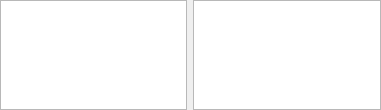
Old version of the form addons/search/results.ui in the repository KDE/kate.
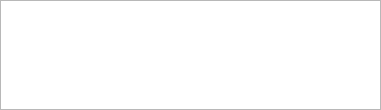
New version of the form.

Commit message:
Remove the TreeWidget
Still some FIXMEs to fix

```diff
--- a/addons/search/results.ui
+++ b/addons/search/results.ui
@@ -23,27 +23,6 @@
    <property name="bottomMargin">
     <number>0</number>
    </property>
-   <item>
-    <widget class="QTreeWidget" name="tree">
-     <property name="uniformRowHeights">
-      <bool>true</bool>
-     </property>
-     <property name="allColumnsShowFocus">
-      <bool>true</bool>
-     </property>
-     <property name="headerHidden">
-      <bool>true</bool>
-     </property>
-     <attribute name="headerStretchLastSection">
-      <bool>false</bool>
-     </attribute>
-     <column>
-      <property name="text">
-       <string notr="true">1</string>
-      </property>
-     </column>
-    </widget>
-   </item>
    <item>
     <widget class="QTreeView" name="treeView">
      <property name="uniformRowHeights">
```
The commit also changes 2 other files.
